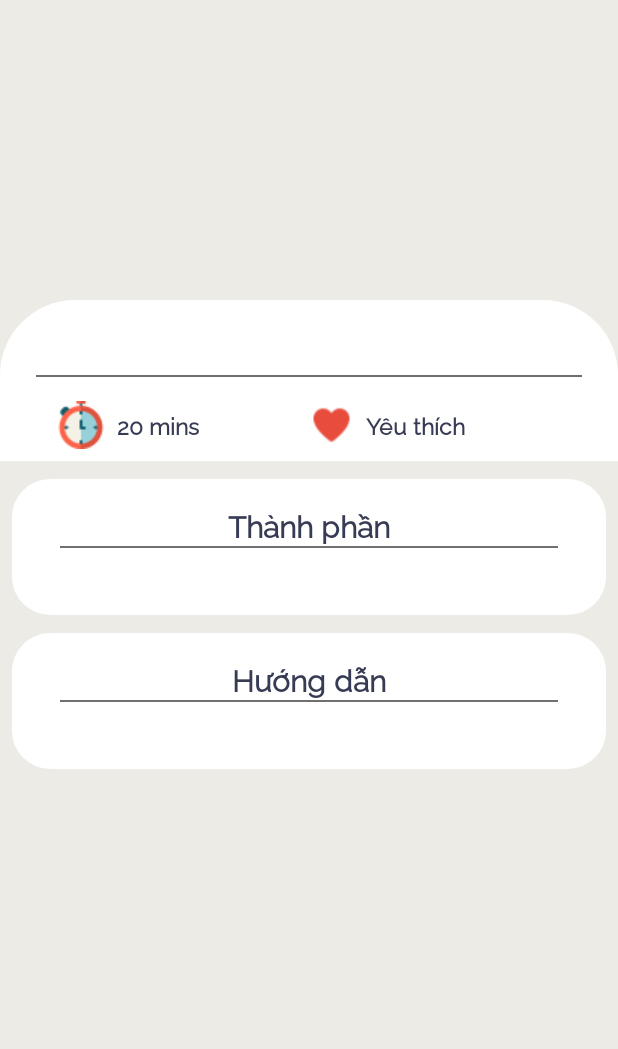
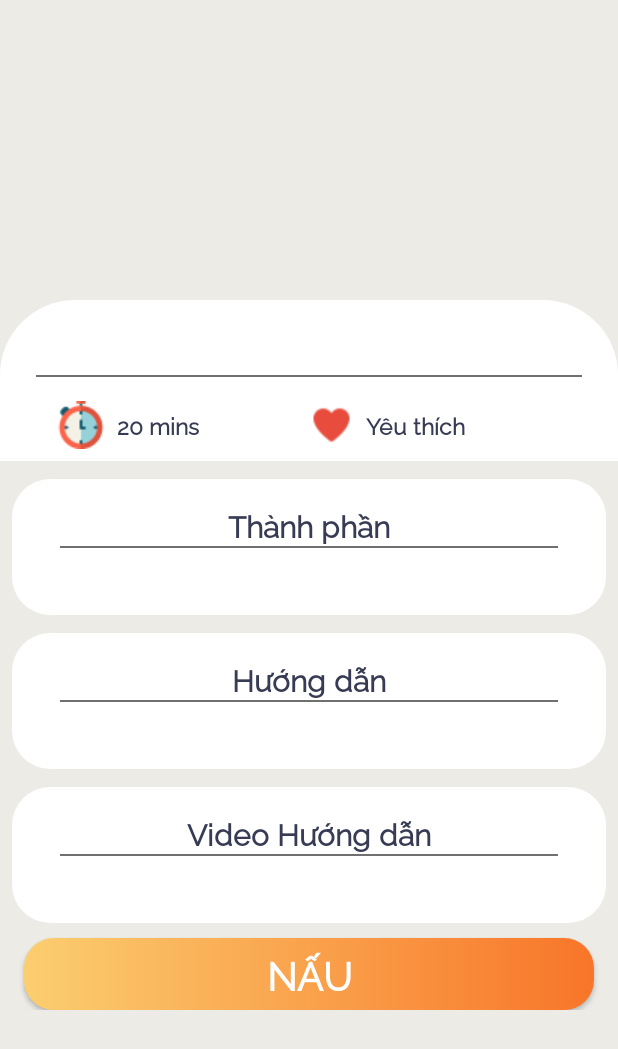
Before and after one commit to BenBen2109/HomeCooking, an Android app: the DetailLikedActivity screen opened directly, with no data from a screen before it, on a phone screen of 412 x 824 dp. Shown: the top 1049 px of the screen. Run offline under Robolectric (Android 15) with nearby library versions, the phone set to English and light mode, and no system bars; libraries missing offline, so code that uses them is left out: com.readystatesoftware.sqliteasset.

Commit message:
update activity_detail_formula.xml, activity_detail_liked.xml

```diff
--- a/app/src/main/java/com/cntt/homecooking/api/ApiService.java
+++ b/app/src/main/java/com/cntt/homecooking/api/ApiService.java
@@ -14,7 +14,7 @@ import retrofit2.http.GET;
 public interface ApiService {
 
 //    Cấu hình
-    String url="https://192.168.31.143:45456/";
+    String url="https://192.168.0.107:45456/";
 
     Gson gson=new GsonBuilder()
             .setDateFormat("yyyy-MM-dd HH:mm:ss")
--- a/app/src/main/res/layout/activity_detail_liked.xml
+++ b/app/src/main/res/layout/activity_detail_liked.xml
@@ -136,7 +136,7 @@
                 android:orientation="vertical"
                 android:background="@drawable/background_recipe">
                 <TextView
-                    android:id="@+id/txt_formula_ingredient"
+                    android:id="@+id/txt_formula_ingredient_liked"
                     android:layout_width="match_parent"
                     android:layout_height="wrap_content"
                     android:layout_marginTop="16dp"
@@ -176,7 +176,7 @@
                 android:orientation="vertical"
                 android:background="@drawable/background_recipe">
                 <TextView
-                    android:id="@+id/txt_formula_instruct"
+                    android:id="@+id/txt_formula_instruct_liked"
                     android:layout_width="match_parent"
                     android:layout_height="wrap_content"
                     android:layout_marginTop="16dp"
@@ -205,6 +205,57 @@
                     android:layout_marginBottom="12dp"/>
             </LinearLayout>
 
+            <LinearLayout
+                android:layout_marginRight="8dp"
+                android:layout_marginLeft="8dp"
+                android:layout_marginTop="12dp"
+                android:layout_width="match_parent"
+                android:layout_height="match_parent"
+                android:orientation="vertical"
+                android:background="@drawable/background_recipe">
+                <TextView
+                    android:id="@+id/txt_formulaVideo_instruct_liked"
+                    android:layout_width="match_parent"
+                    android:layout_height="wrap_content"
+                    android:layout_marginTop="16dp"
+                    android:layout_marginLeft="16dp"
+                    android:layout_marginRight="16dp"
+                    android:text="Video Hướng dẫn"
+                    android:textStyle="bold"
+                    android:textAlignment="center"
+                    android:textColor="#373b54"
+                    android:textSize="20sp" />
+                <View
+                    android:layout_width="match_parent"
+                    android:layout_height="1dp"
+                    android:layout_marginStart="32dp"
+                    android:layout_marginEnd="32dp"
+                    android:layout_marginBottom="10dp"
+                    android:background="#707070" />
+                <TextView
+                    android:id="@+id/formulaVideo_instruct_liked"
+                    android:layout_width="match_parent"
+                    android:layout_height="match_parent"
+                    android:textColor="#373b54"
+                    android:layout_marginStart="25dp"
+                    android:textSize="16dp"
+                    android:layout_marginEnd="25dp"
+                    android:layout_marginBottom="12dp"/>
+            </LinearLayout>
+
+            <Button
+                android:id="@+id/btn_detail_formula_liked_cook"
+                android:layout_width="380dp"
+                android:layout_height="wrap_content"
+                android:layout_gravity="center"
+                android:layout_marginTop="10dp"
+                android:text="Nấu"
+                android:textSize="26sp"
+                android:background="@drawable/btn_background"
+                android:textColor="@color/white"
+                android:textStyle="bold">
+            </Button>
+
 
         </LinearLayout>
     </ScrollView>
```
Also changed, not shown: app/src/main/res/layout/activity_detail_formula.xml (+51 -0 lines), 1 other file.
